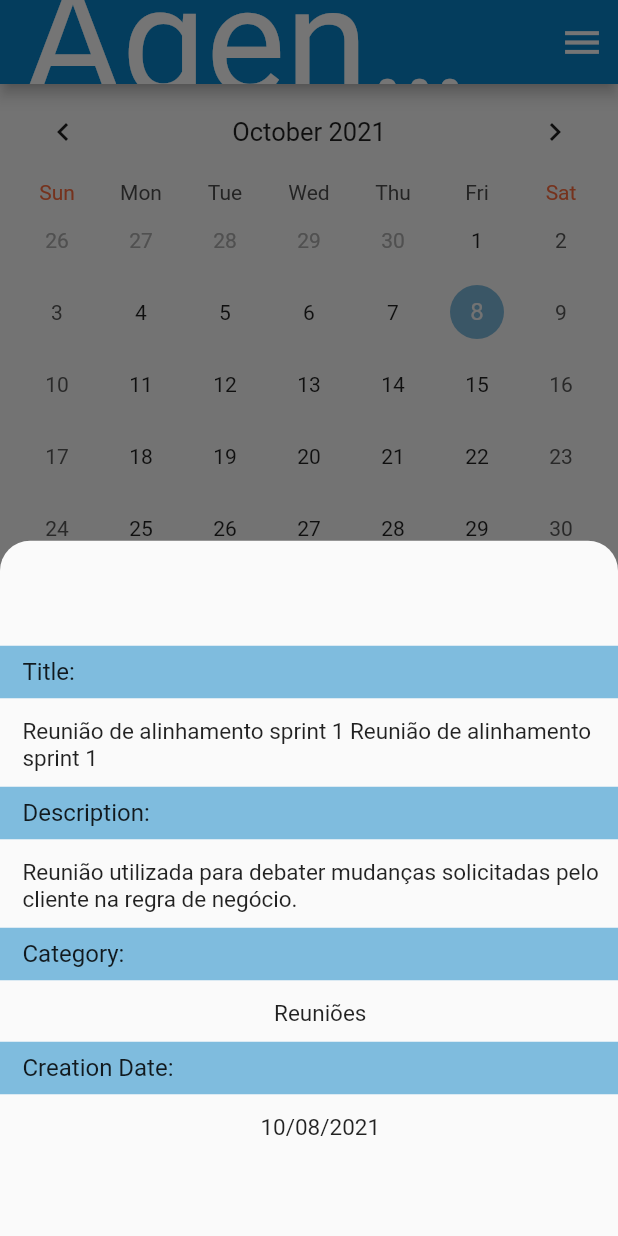
After one commit to luisfdgois/AppAgenda, a Flutter app: the screen it shows after launch, after a tap on an icon or button, on a phone screen of 412 x 824 dp. The commit adds this screen. Run offline on Flutter 3.47's test engine with Material 2 defaults, Android fonts, the phone set to English and light mode, and no system bars; drawn by our look-alikes of table_calendar; our stand-ins replace date_format.

Commit message:
Separando componentes da tela de lista de anotações em arquivos separados

```diff
--- a/lib/data/Annotations.dart
+++ b/lib/data/AnnotationRepository.dart
@@ -1,4 +1,3 @@
-import 'dart:ffi';
 
 import 'package:projeto_agenda/models/Annotation.dart';
 
--- /dev/null
+++ b/lib/views/annotations_listview/annotation_details.dart
@@ -0,0 +1,46 @@
+import 'package:flutter/material.dart';
+import 'package:projeto_agenda/models/Annotation.dart';
+import 'package:date_format/date_format.dart';
+
+class AnnotationDetails extends StatelessWidget {
+
+  final Annotation annotation;
+
+  const AnnotationDetails(this.annotation);
+
+  @override
+  Widget build(BuildContext context) {
+    return ListView(
+      children: [
+        buildPropertyAndValue("Title:", annotation.Title, 70),
+        buildPropertyAndValue("Description:", annotation.Description, 10),
+        buildPropertyAndValue("Category:", annotation.Category, 10),
+        buildPropertyAndValue("Creation Date:",
+            formatDate(annotation.Date, ['mm', '/', 'dd', '/', 'yyyy']), 10),
+        if(annotation.DateRemind != null)
+          buildPropertyAndValue("Notify At:",
+              formatDate(annotation.DateRemind!, ['mm', '/', 'dd', '/', 'yyyy', ' at ', 'HH', ':', 'nn', am]), 10)
+      ],
+    );
+  }
+
+  Widget buildPropertyAndValue(String propertyName, String value,
+      double marginTop) {
+    return Column(
+        children: [
+          Container(
+            color: Color(0xff7FBCDE),
+            width: double.infinity,
+            margin: EdgeInsets.only(top: marginTop, bottom: 5),
+            padding: EdgeInsets.only(left: 15, top: 8),
+            height: 35,
+            child: Text(propertyName, style: TextStyle(fontSize: 16)),
+          ),
+          Container(
+              padding: EdgeInsets.only(left: 15, top: 8),
+              child: Text(value, style: TextStyle(fontSize: 15))
+          )
+        ]
+    );
+  }
+}
--- /dev/null
+++ b/lib/views/annotations_listview/annotation_tile.dart
@@ -0,0 +1,59 @@
+import 'package:flutter/cupertino.dart';
+import 'package:flutter/rendering.dart';
+import 'package:projeto_agenda/models/Annotation.dart';
+import 'package:flutter/material.dart';
+import 'package:date_format/date_format.dart';
+import 'package:projeto_agenda/views/annotations_listview/annotation_details.dart';
+
+class AnnotationTile extends StatelessWidget {
+
+  final Annotation annotation;
+
+  const AnnotationTile(this.annotation);
+
+  @override
+  Widget build(BuildContext context) {
+    return Card(
+        color: Color(0xff7FBCDE),
+        child: ListTile(
+          title: _title(annotation),
+          subtitle: _subtitle(annotation),
+          onTap: () =>
+              showModalBottomSheet(
+                  shape: RoundedRectangleBorder(
+                      borderRadius: BorderRadius.vertical(
+                          top: Radius.circular(20)
+                      )
+                  ),
+                  context: context,
+                  builder: (context) => AnnotationDetails(annotation)),
+        )
+    );
+  }
+
+  Widget _title(Annotation annotation) {
+    return Padding(
+        padding: EdgeInsets.only(bottom: 8),
+        child: Row(
+          children: [
+            Expanded( flex: 9,  child: Text(annotation.Title, maxLines: 1)),
+            if(annotation.DateRemind != null)
+              Expanded( child: Icon(Icons.notifications_active_outlined, size: 18))
+          ],
+        )
+    );
+  }
+
+  Widget _subtitle(Annotation annotation) {
+    return Padding(
+        padding: EdgeInsets.all(0),
+        child: Row(
+          children: [
+            Expanded(flex: 5, child: Text(formatDate( annotation.Date, ['dd', '/', 'mm', '/', 'yyyy']))),
+            Expanded(flex: 5, child: Text(annotation.Category)
+            )
+          ],
+        )
+    );
+  }
+}
--- /dev/null
+++ b/lib/views/annotations_listview/annotations_list.dart
@@ -0,0 +1,18 @@
+import 'package:flutter/material.dart';
+import 'package:projeto_agenda/data/AnnotationRepository.dart';
+import 'package:projeto_agenda/views/annotations_listview/annotation_tile.dart';
+
+class AnnotationList extends StatelessWidget {
+
+  final annotations = {...dummy_anotations}.values.toList();
+
+  @override
+  Widget build(BuildContext context) {
+    return Expanded(
+        child: ListView.builder(
+            itemCount: dummy_anotations.length,
+            itemBuilder: (context, index) =>
+                AnnotationTile(annotations.elementAt(index)))
+    );;
+  }
+}
--- /dev/null
+++ b/lib/views/calendar_table.dart
@@ -0,0 +1,43 @@
+import 'package:flutter/material.dart';
+import 'package:table_calendar/table_calendar.dart';
+
+class CalendarTable extends StatefulWidget {
+  const CalendarTable({Key? key}) : super(key: key);
+
+  @override
+  _CalendarTableState createState() => _CalendarTableState();
+}
+
+class _CalendarTableState extends State<CalendarTable> {
+  @override
+  Widget build(BuildContext context) {
+    return Container(
+        child: TableCalendar(
+          focusedDay: DateTime.now(),
+          firstDay: DateTime(2000, 1, 1),
+          lastDay: DateTime(2030, 12, 31),
+
+          headerStyle: HeaderStyle(
+            titleCentered: true,
+            formatButtonVisible: false,
+            titleTextStyle: TextStyle(
+                fontSize: 17,
+                locale: Locale('pt', 'BR')
+            ),
+          ),
+
+          calendarStyle: CalendarStyle(
+              canMarkersOverflow: true,
+              todayDecoration: BoxDecoration(
+                  color: Color(0xff7FBCDE),
+                  shape: BoxShape.circle)
+          ),
+
+          rowHeight: 48,
+          daysOfWeekStyle: DaysOfWeekStyle(
+              weekendStyle: TextStyle(color: Colors.deepOrangeAccent)
+          ),
+        )
+    );
+  }
+}
```
Also changed, not shown: lib/AnnotationTile.dart (deleted, +0 -108 lines), lib/home.dart (+6 -46 lines).
